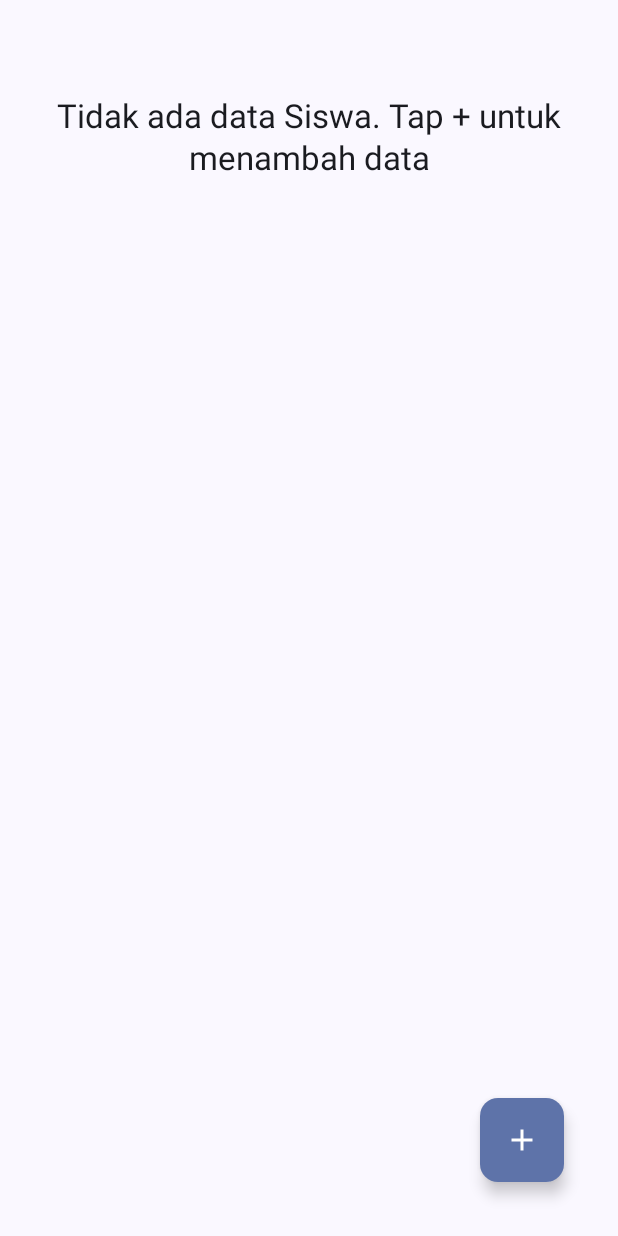
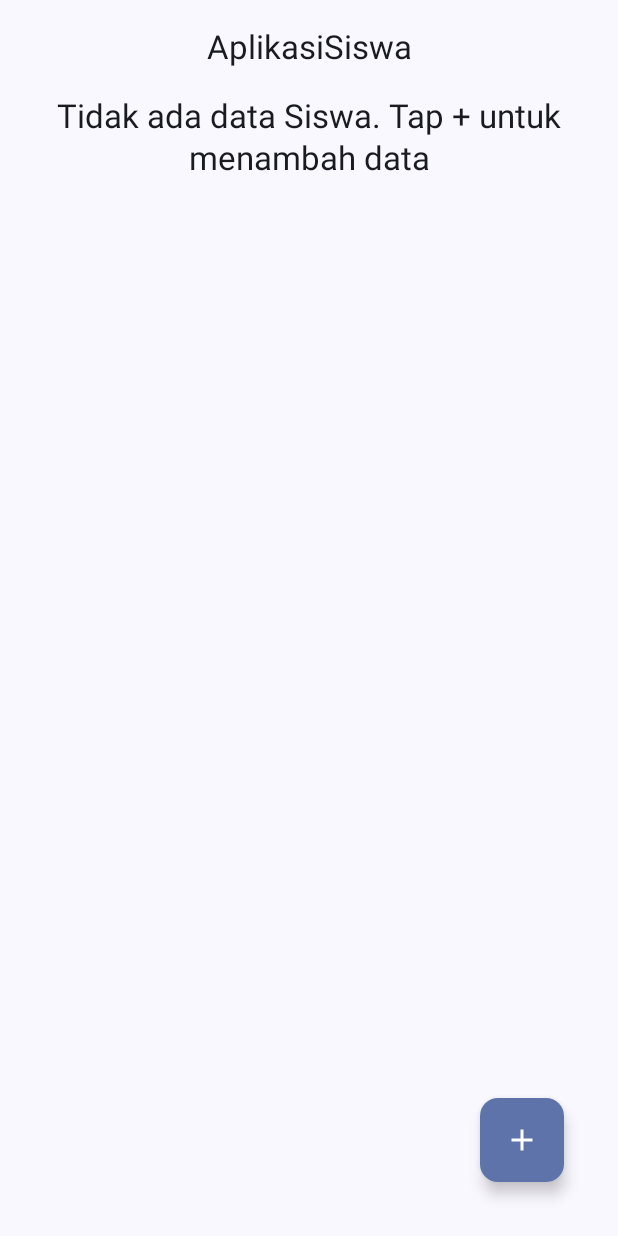
Before and after one commit to SandyArdiyan/008__RoomDatabase, an Android app built with Jetpack Compose: the screen it shows after launch (MainActivity), on a phone screen of 412 x 824 dp. Run offline under Robolectric (Android 15) with nearby library versions, the phone set to English and light mode, and no system bars; our stand-ins replace Room's generated code.

Commit message:
Menambahkan Aplikasi Siswa

```diff
--- a/app/src/main/res/values/strings.xml
+++ b/app/src/main/res/values/strings.xml
@@ -18,4 +18,5 @@
     <string name="update">Edit</string>
     <string name="attention">Perhatian</string>
     <string name="tanya">Apakah anda yakin menghapus ini ?</string>
+    <string name="app_name">AplikasiSiswa</string>
 </resources>
```
